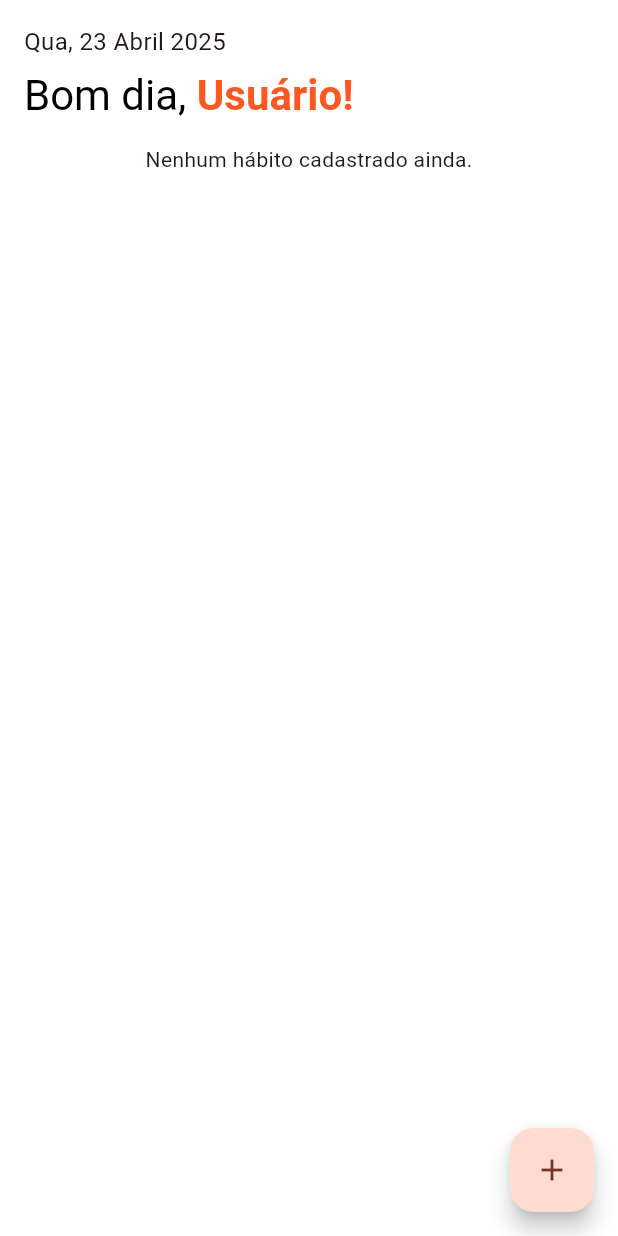
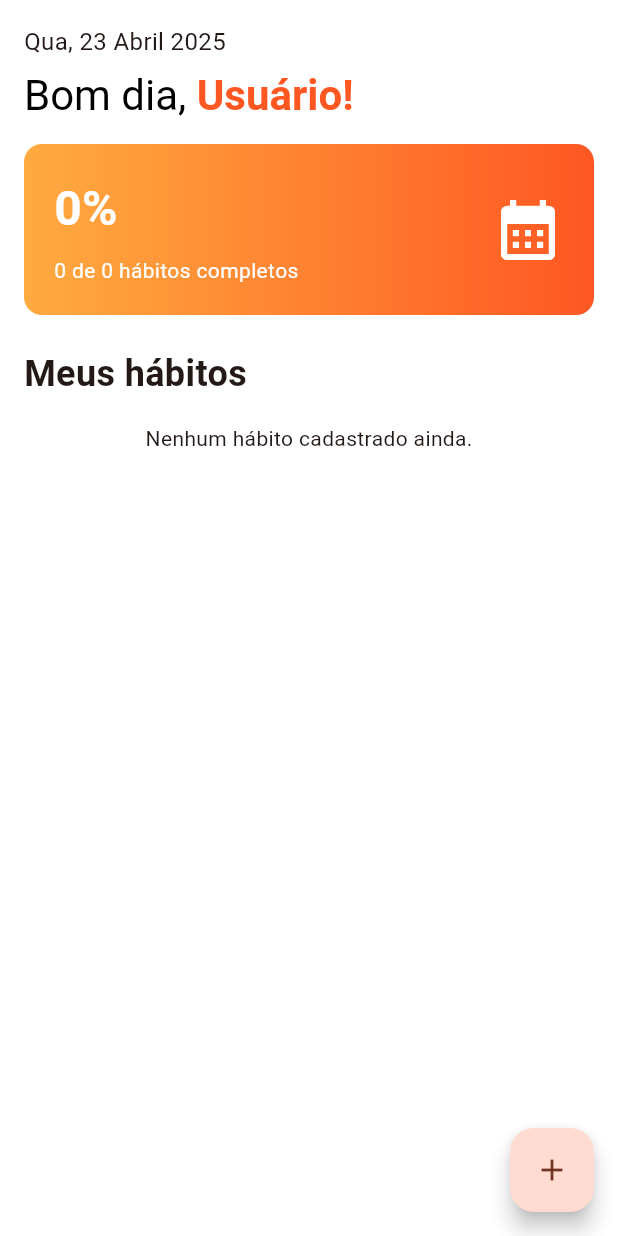
Before and after one commit to Biguelini/Aplicativo-de-Habito, a Flutter app: the screen it shows after launch, on a phone screen of 412 x 824 dp. Run offline on Flutter 3.47's test engine with Material 3 defaults, Android fonts, the phone set to English and light mode, and no system bars.

Commit message:
tela inicial ok

```diff
--- a/flutter_aula_1/lib/screens/home_screen.dart
+++ b/flutter_aula_1/lib/screens/home_screen.dart
@@ -13,7 +13,8 @@ class HomeScreen extends StatelessWidget {
     final habitos = habitoProvider.habitos;
     final saudacao = Utils.saudacao();
     final hoje = DateTime.now();
-    final dataFormatada = '${Utils.formatarData(hoje)}'; // Crie essa função
+    final dataFormatada = '${Utils.formatarData(hoje)}';
+    final progresso = Utils.calcularProgressoHabitos(habitos);
 
     return Scaffold(
       appBar: null,
@@ -49,12 +50,64 @@ class HomeScreen extends StatelessWidget {
               ),
             ),
           ),
+          Container(
+            margin: const EdgeInsets.symmetric(horizontal: 16),
+            padding: const EdgeInsets.all(20),
+            decoration: BoxDecoration(
+              gradient: const LinearGradient(
+                colors: [Colors.orangeAccent, Colors.deepOrange],
+              ),
+              borderRadius: BorderRadius.circular(12),
+            ),
+            child: Row(
+              mainAxisAlignment: MainAxisAlignment.spaceBetween,
+              children: [
+                Column(
+                  crossAxisAlignment: CrossAxisAlignment.start,
+                  children: [
+                    Text(
+                      '${(progresso['completos']! > 0 ? progresso['completos']! / progresso['total']! * 100 : 0).toStringAsFixed(0)}%',
+                      style: const TextStyle(
+                        fontSize: 32,
+                        color: Colors.white,
+                        fontWeight: FontWeight.bold,
+                      ),
+                    ),
+                    const SizedBox(height: 8),
+                    Text(
+                      '${progresso['completos']} de ${progresso['total']} hábitos completos',
+                      style: TextStyle(color: Colors.white),
+                    ),
+                  ],
+                ),
+                const Icon(Icons.calendar_month, size: 48, color: Colors.white),
+              ],
+            ),
+          ),
+          Padding(
+            padding: const EdgeInsets.only(
+              top: 22,
+              left: 16,
+              bottom: 16,
+            ), // Ajuste o padding se necessário
+            child: Align(
+              alignment: Alignment.centerLeft, // Alinha o texto à esquerda
+              child: Text(
+                'Meus hábitos',
+                style: const TextStyle(
+                  fontSize: 24,
+                  fontWeight: FontWeight.bold,
+                ),
+              ),
+            ),
+          ),
           // Verificação se há hábitos ou não
           habitos.isEmpty
               ? const Center(child: Text('Nenhum hábito cadastrado ainda.'))
               : Expanded(
                 // Garantir que o ListView ocupe o espaço disponível
                 child: ListView.builder(
+                  padding: EdgeInsets.zero,
                   itemCount: habitos.length,
                   itemBuilder: (ctx, index) {
                     final habito = habitos[index];
--- a/flutter_aula_1/lib/utils.dart
+++ b/flutter_aula_1/lib/utils.dart
@@ -1,3 +1,5 @@
+import 'package:flutter_aula_1/models/habito.dart';
+
 class Utils {
   static String saudacao() {
     final hora = DateTime.now().hour;
@@ -29,4 +31,11 @@ class Utils {
 
     return '${dias[data.weekday % 7]}, ${data.day} ${meses[data.month - 1]} ${data.year}';
   }
+
+  static Map<String, int> calcularProgressoHabitos(List<Habito> habitos) {
+    int total = habitos.length;
+    int completos = habitos.where((h) => h.isCompletedToday()).length;
+
+    return {'completos': completos, 'total': total};
+  }
 }
```
Also changed, not shown: flutter_aula_1/lib/screens/habito_detail_screen.dart (+25 -3 lines), flutter_aula_1/lib/screens/habito_form_screen.dart (+19 -3 lines), flutter_aula_1/lib/widgets/habito_title.dart (+18 -37 lines), 1 other file.
